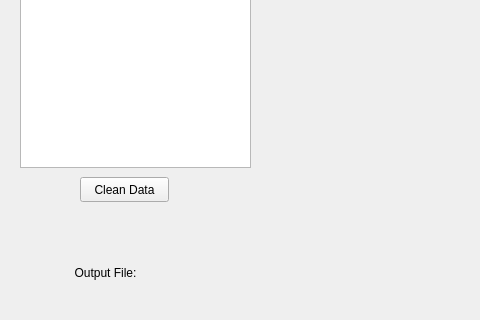
First picture: the form in osm_sidewalkreator_dialog_base.ui, repository kauevestena/osm_sidewalkreator, before the edit; both pictures show x 0 to 480 and y 283 to 603 of the 622 by 603 pixel window.
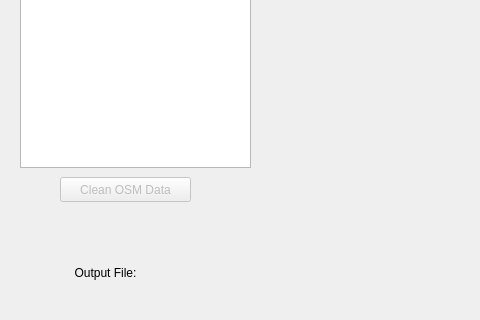
Second picture: the form after the edit. Custom widgets are drawn as their Qt base class.

Commit message: OSM data cleaning and already drawn sidewalk wrnig

```diff
--- a/osm_sidewalkreator_dialog_base.ui
+++ b/osm_sidewalkreator_dialog_base.ui
@@ -238,16 +238,19 @@
    </property>
   </widget>
   <widget class="QPushButton" name="clean_data">
+   <property name="enabled">
+    <bool>false</bool>
+   </property>
    <property name="geometry">
     <rect>
-     <x>80</x>
+     <x>60</x>
      <y>460</y>
-     <width>89</width>
+     <width>131</width>
      <height>25</height>
     </rect>
    </property>
    <property name="text">
-    <string>Clean Data</string>
+    <string>Clean OSM Data</string>
    </property>
    <property name="checkable">
     <bool>false</bool>
```
Left out of the diff: 39 changed lines with no effect on the pictures. The commit also changes 13 other files.
